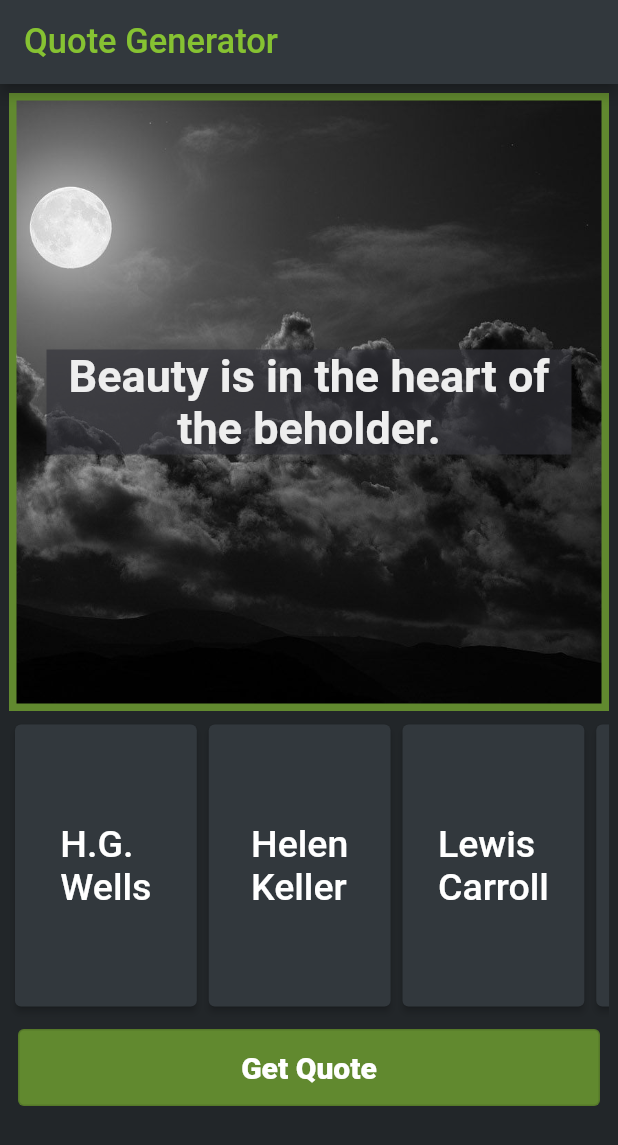
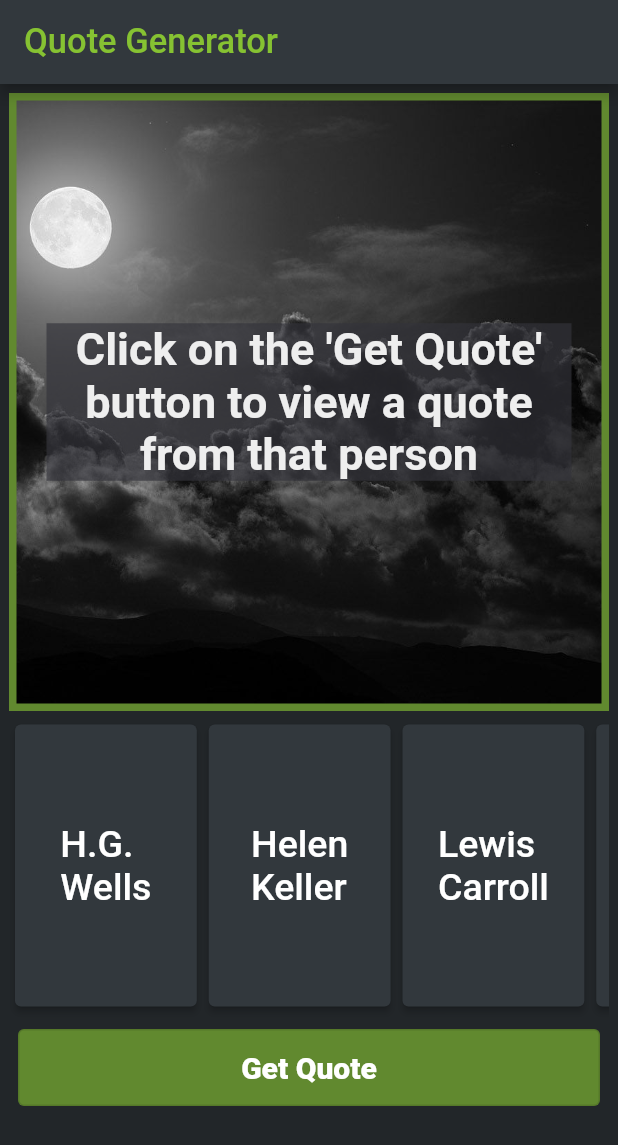
Before and after one commit to oryango/SDEVM2T1, a Flutter app: the screen it shows after launch, after a tap on an icon or button, on a phone screen of 412 x 824 dp. Shown: the top 1145 px of the screen. Run offline on Flutter 3.47's test engine with Material 2 defaults, Android fonts, the phone set to English and light mode, and no system bars; our stand-ins replace numberpicker.

```diff
--- a/task1/lib/main.dart
+++ b/task1/lib/main.dart
@@ -15,15 +15,6 @@ class MyApp extends StatelessWidget {
     return MaterialApp(
       title: 'Flutter Demo',
       theme: ThemeData(
-        // This is the theme of your application.
-        //
-        // Try running your application with "flutter run". You'll see the
-        // application has a blue toolbar. Then, without quitting the app, try
-        // changing the primarySwatch below to Colors.green and then invoke
-        // "hot reload" (press "r" in the console where you ran "flutter run",
-        // or simply save your changes to "hot reload" in a Flutter IDE).
-        // Notice that the counter didn't reset back to zero; the application
-        // is not restarted.
         primarySwatch: Colors.blue,
       ),
       home: const MyHomePage(title: 'Quote Generator'),
@@ -35,15 +26,6 @@ class MyApp extends StatelessWidget {
 class MyHomePage extends StatefulWidget {
   const MyHomePage({Key? key, required this.title}) : super(key: key);
 
-  // This widget is the home page of your application. It is stateful, meaning
-  // that it has a State object (defined below) that contains fields that affect
-  // how it looks.
-
-  // This class is the configuration for the state. It holds the values (in this
-  // case the title) provided by the parent (in this case the App widget) and
-  // used by the build method of the State. Fields in a Widget subclass are
-  // always marked "final".
-
   final String title;
 
   @override
@@ -51,7 +33,7 @@ class MyHomePage extends StatefulWidget {
 }
 
 class _MyHomePageState extends State<MyHomePage> {
-  int _col = 0;
+  int _col = 5;
   int _row = 5;
 
   final List<AssetImage> background = [
@@ -69,37 +51,45 @@ class _MyHomePageState extends State<MyHomePage> {
         "Human history in essence is the history of ideas.",
         "The past is but the past of a beginning.",
         "If you fell down yesterday, stand up today.",
-        "The crisis of today is the joke of tomorrow."
+        "The crisis of today is the joke of tomorrow.",
+        "Click on the 'Get Quote' button to view a quote from that person"
       ],//H.G. Wells
       [
         "Alone we can do so little; together we can do so much.",
         "Keep your face to the sunshine and you cannot see a shadow.",
         "Although the world is full of suffering, it is also full of the overcoming of it.",
         "We can do anything we want to if we stick to it long enough.",
-        "The highest result of education is tolerance."
+        "The highest result of education is tolerance.",
+        "Click on the 'Get Quote' button to view a quote from that person"
       ],//Helen Keller
       [
         "Take care of the sense and the sounds will take care of themselves.",
         "Always speak the truth, think before you speak, and write it down afterwards.",
         "One of the secrets of life is that all that is really worth the doing is what we do for others.",
         "I can't go back to yesterday - because I was a different person then.",
-        "Which form of proverb do you prefer Better late than never, or Better never than late?"
+        "Which form of proverb do you prefer Better late than never, or Better never than late?",
+        "Click on the 'Get Quote' button to view a quote from that person"
       ],//Lewis Carroll
       [
         "It's not the size of the dog in the fight, it's the size of the fight in the dog.",
         "Age is an issue of mind over matter. If you don't mind, it doesn't matter.",
         "Do the thing you fear most and the death of fear is certain.",
         "When you fish for love, bait with your heart, not your brain.",
-        "Wrinkles should merely indicate where smiles have been."
+        "Wrinkles should merely indicate where smiles have been.",
+        "Click on the 'Get Quote' button to view a quote from that person"
       ],//Mark Twain
       [
         "Start with what is right rather than what is acceptable.",
         "Anyone who keeps the ability to see beauty never grows old.",
         "A first sign of the beginning of understanding is the wish to die.",
         "He who seeks does not find, but he who does not seek will be found.",
-        "Evil is whatever distracts."
+        "Evil is whatever distracts.",
+        "Click on the 'Get Quote' button to view a quote from that person"
       ],//Franz Kafka
-      ["To see a quote, please choose a figure and then press the 'Get Quote' button"]
+      [
+        "","","","","",
+        "To get a quote, please choose a figure and then after press the 'Get Quote' button"
+      ]
     ];
 
   @override
```
